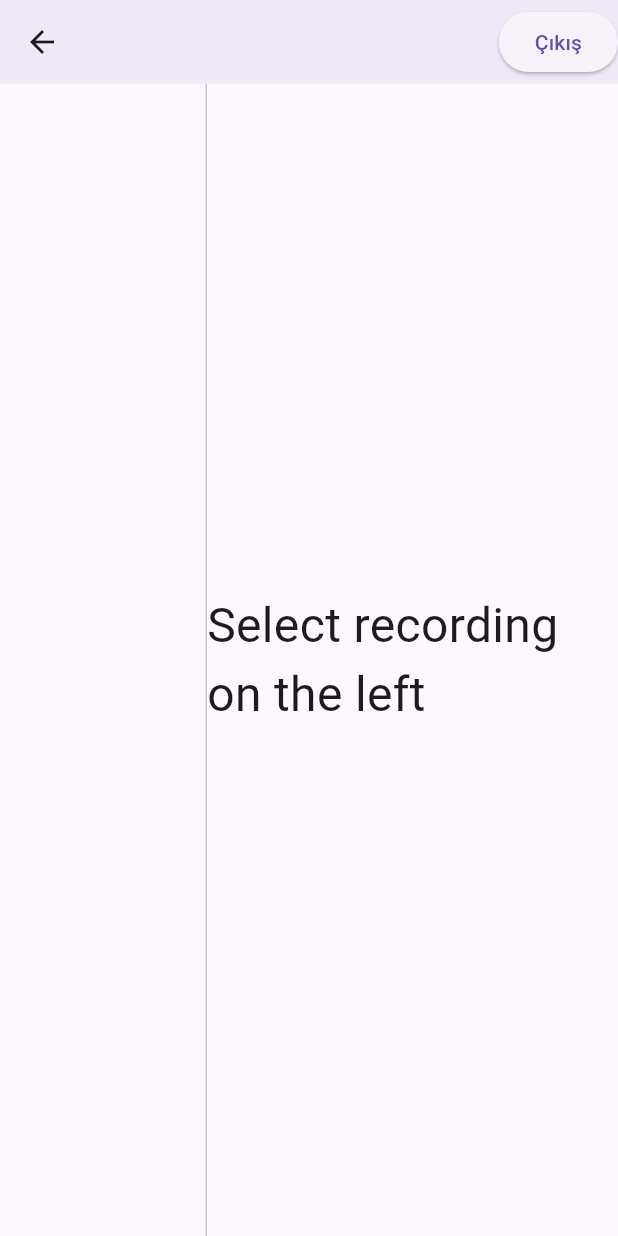
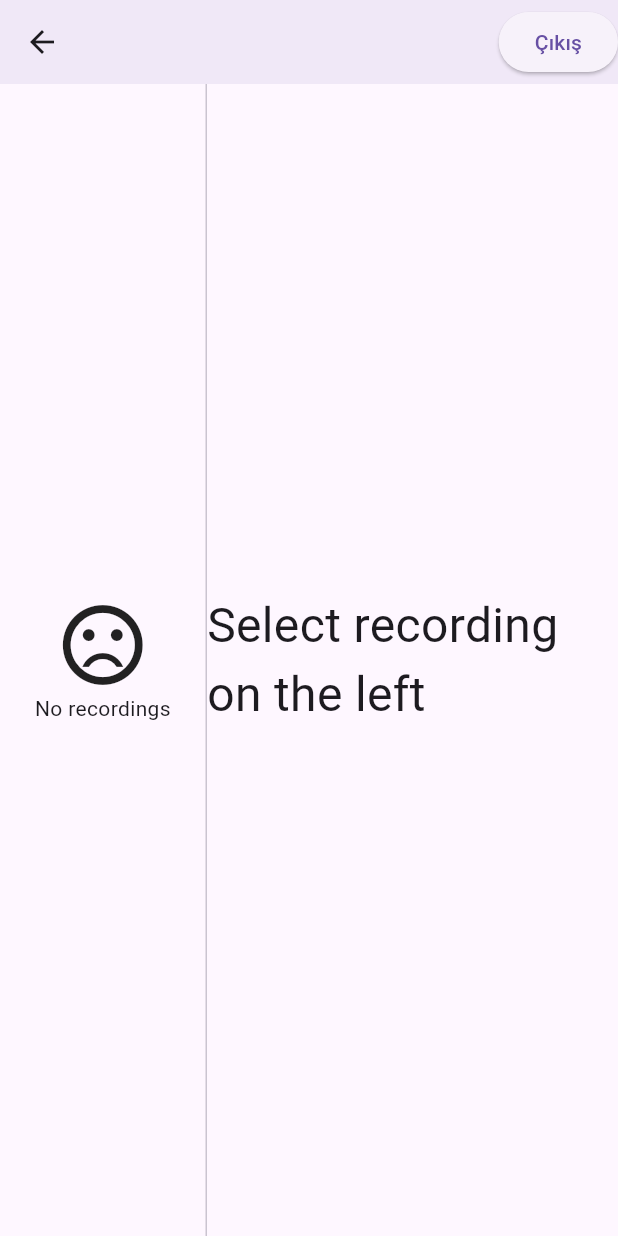
Before and after one commit to ekrem-qb/big_b_flutter, a Flutter app: the HomePage screen opened by its route, on a phone screen of 412 x 824 dp. Run offline on Flutter 3.47's test engine with Material 3 defaults, Android fonts, the phone set to English and light mode, and no system bars; our stand-ins replace freezed_annotation, just_audio, scrollable_positioned_list, supabase_flutter; accounts and stored records are empty.

Commit message:
Add loading indicator to recordings list Add sad emoji icon when displaying empty recordings list Add text lines indicator to recording item tile

```diff
--- a/lib/ui/widgets/pages/home/home_widget.dart
+++ b/lib/ui/widgets/pages/home/home_widget.dart
@@ -98,7 +98,22 @@ class _RecordingsList extends StatelessWidget {
 
     if (model.recordings == null) {
       return const Center(
-        child: Text('No recordings'),
+        child: CircularProgressIndicator(),
+      );
+    }
+
+    if (model.recordings!.isEmpty) {
+      return const Center(
+        child: Column(
+          mainAxisSize: MainAxisSize.min,
+          children: [
+            Icon(
+              Icons.sentiment_very_dissatisfied,
+              size: 64,
+            ),
+            Text('No recordings'),
+          ],
+        ),
       );
     }
 
@@ -153,7 +168,16 @@ class _Item extends StatelessWidget {
         child: ListTile(
           mouseCursor: SystemMouseCursors.click,
           title: Text(
-            'Recording $index',
+            model.recordings?[index].createdAt.toLocal().toString() ?? '',
+          ),
+          trailing: SizedBox.square(
+            dimension: 24,
+            child: !model.recordings![index].hasLines
+                ? const Icon(
+                    Icons.font_download_off_outlined,
+                    size: 24,
+                  )
+                : null,
           ),
         ),
       ),
```
